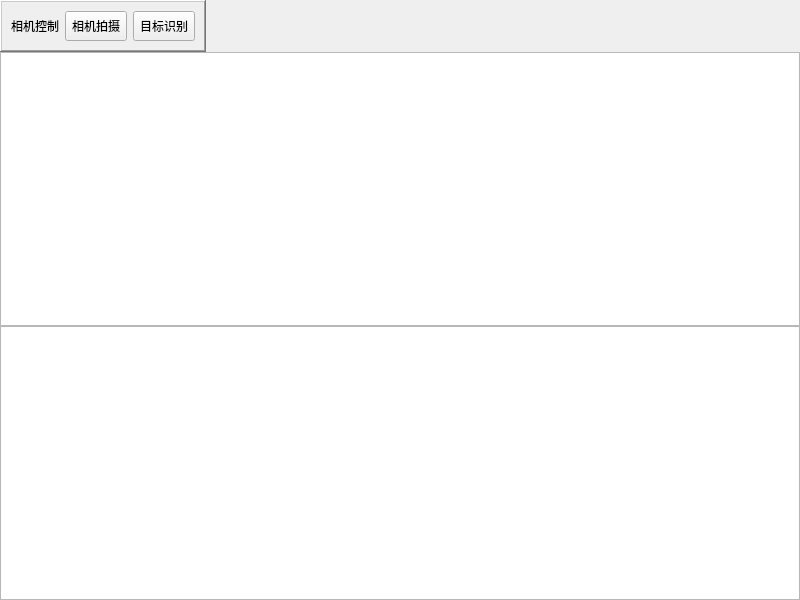
Qt form src/ui/imagewidget.ui (cz2542079957/FusionDetect3D) before a commit.
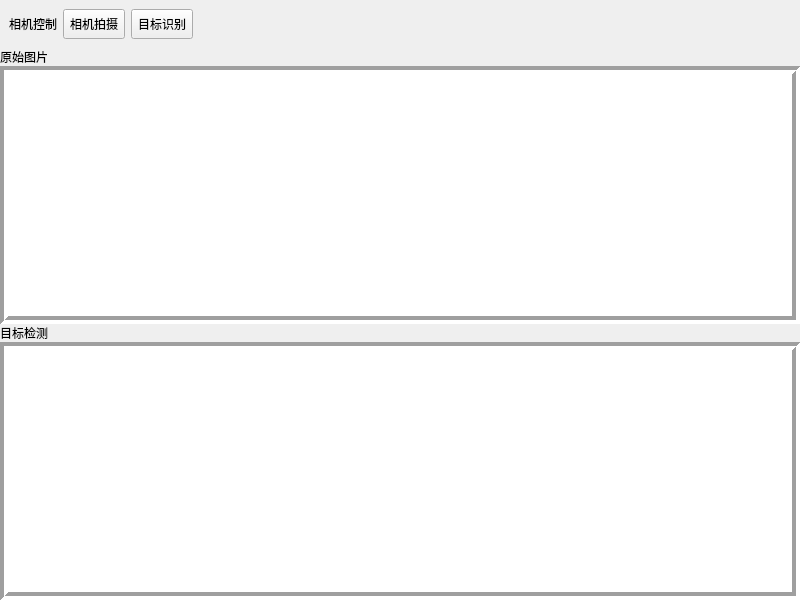
The same form after that commit.

```diff
--- a/src/ui/imagewidget.ui
+++ b/src/ui/imagewidget.ui
@@ -44,10 +44,13 @@
       </sizepolicy>
      </property>
      <property name="frameShape">
-      <enum>QFrame::WinPanel</enum>
+      <enum>QFrame::Box</enum>
      </property>
      <property name="frameShadow">
-      <enum>QFrame::Raised</enum>
+      <enum>QFrame::Plain</enum>
+     </property>
+     <property name="lineWidth">
+      <number>0</number>
      </property>
      <layout class="QHBoxLayout" name="horizontalLayout_10">
       <property name="spacing">
@@ -74,6 +77,9 @@
          </sizepolicy>
         </property>
         <layout class="QGridLayout" name="gridLayout_7">
+         <property name="leftMargin">
+          <number>9</number>
+         </property>
          <item row="0" column="1">
           <widget class="QLabel" name="cameraControllerLabel">
            <property name="minimumSize">
@@ -111,7 +117,7 @@
             <string>目标识别</string>
            </property>
            <property name="checkable">
-            <bool>true</bool>
+            <bool>false</bool>
            </property>
           </widget>
          </item>
@@ -140,8 +146,27 @@
      </layout>
     </widget>
    </item>
+   <item>
+    <widget class="QLabel" name="label">
+     <property name="text">
+      <string>原始图片</string>
+     </property>
+    </widget>
+   </item>
    <item>
     <widget class="QListWidget" name="needDetectImageWidget">
+     <property name="frameShape">
+      <enum>QFrame::Box</enum>
+     </property>
+     <property name="frameShadow">
+      <enum>QFrame::Sunken</enum>
+     </property>
+     <property name="lineWidth">
+      <number>4</number>
+     </property>
+     <property name="midLineWidth">
+      <number>0</number>
+     </property>
      <property name="dragDropMode">
       <enum>QAbstractItemView::NoDragDrop</enum>
      </property>
@@ -168,8 +193,39 @@
      </property>
     </widget>
    </item>
+   <item>
+    <widget class="QLabel" name="label_2">
+     <property name="text">
+      <string>目标检测</string>
+     </property>
+    </widget>
+   </item>
    <item>
     <widget class="QListWidget" name="detectedImageWidget">
+     <property name="sizePolicy">
+      <sizepolicy hsizetype="Expanding" vsizetype="MinimumExpanding">
+       <horstretch>0</horstretch>
+       <verstretch>0</verstretch>
+      </sizepolicy>
+     </property>
+     <property name="minimumSize">
+      <size>
+       <width>0</width>
+       <height>100</height>
+      </size>
+     </property>
+     <property name="frameShape">
+      <enum>QFrame::Box</enum>
+     </property>
+     <property name="frameShadow">
+      <enum>QFrame::Sunken</enum>
+     </property>
+     <property name="lineWidth">
+      <number>4</number>
+     </property>
+     <property name="dragDropMode">
+      <enum>QAbstractItemView::NoDragDrop</enum>
+     </property>
      <property name="selectionMode">
       <enum>QAbstractItemView::NoSelection</enum>
      </property>
```
Left out of the diff: 4 changed lines with no effect on the pictures.
